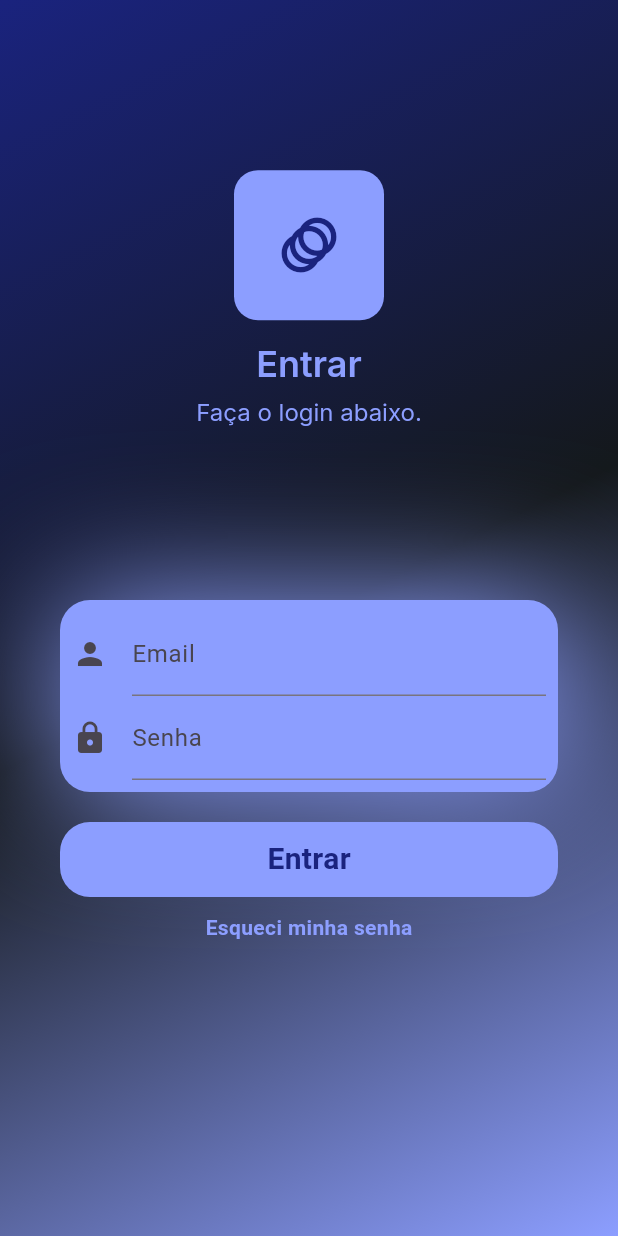
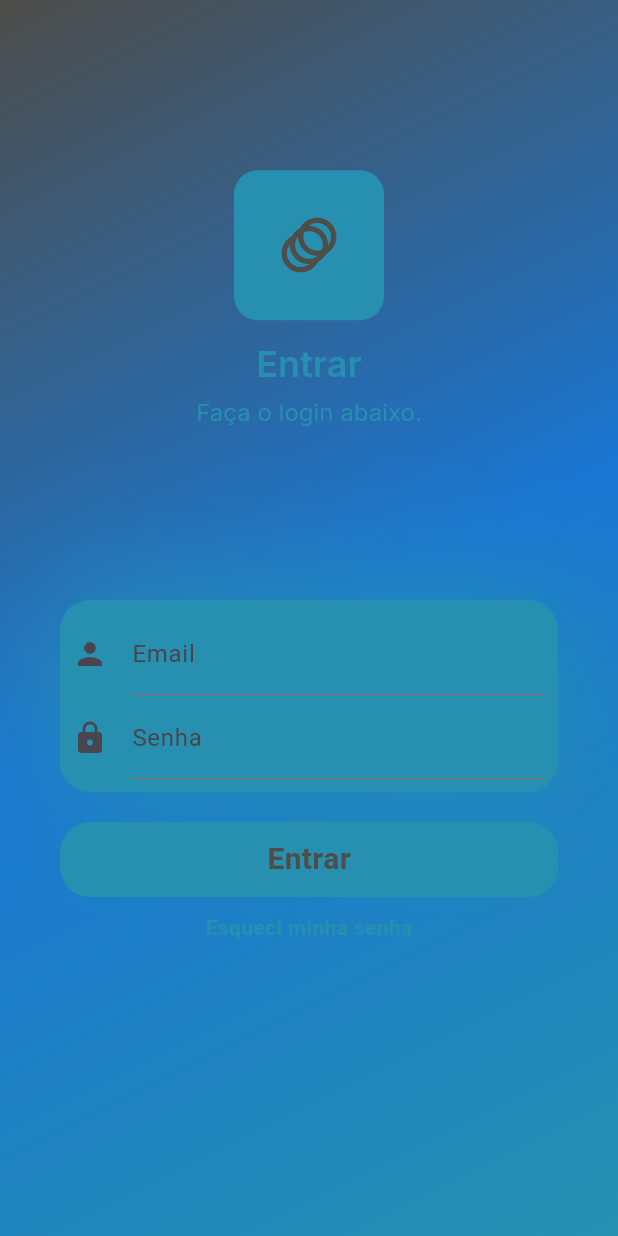
Before and after one commit to rodrignucleo/farm-manager, a Flutter app: the screen it shows after launch, on a phone screen of 412 x 824 dp. Run offline on Flutter 3.47's test engine with Material 3 defaults, Android fonts, the phone set to English and light mode, and no system bars; our stand-ins replace cloud_firestore, firebase_auth, firebase_core, flutter_keyboard_visibility, flutter_spinkit, font_awesome_flutter and 3 more; accounts and stored records are empty.

Commit message:
fix theme

```diff
--- a/lib/utils/theme/theme.dart
+++ b/lib/utils/theme/theme.dart
@@ -5,10 +5,24 @@ class TAppTheme {
 
   static ThemeData appTheme = ThemeData(
     useMaterial3: true,
+    disabledColor: const Color.fromARGB(255, 211, 68, 68),
     primaryColorLight: const Color(0xFFFFFFFF),
-    primaryColor: const Color(0xFF8C9EFF),
-    canvasColor: const Color(0xFF1A237E),
-    scaffoldBackgroundColor: const Color(0xFF14181B),
-    primaryColorDark: const Color.fromRGBO(20, 24, 27, 1),
+    primaryColor: const Color.fromARGB(255, 39, 144, 176),
+    canvasColor: const Color.fromARGB(255, 78, 77, 74),
+    scaffoldBackgroundColor: const Color.fromARGB(255, 43, 78, 114),
+    navigationBarTheme: NavigationBarThemeData(
+      labelTextStyle: WidgetStateProperty.resolveWith<TextStyle>(
+        (Set<WidgetState> states) {
+          if (states.contains(WidgetState.selected)) {
+            return TextStyle(
+                color: TAppTheme.appTheme.primaryColorLight,
+                fontWeight: FontWeight.bold);
+          }
+          return TextStyle(color: TAppTheme.appTheme.primaryColorLight);
+        },
+      ),
+    ),
+
+    // primaryColorDark: const Color.fromRGBO(20, 24, 27, 1),
   );
 }
```
